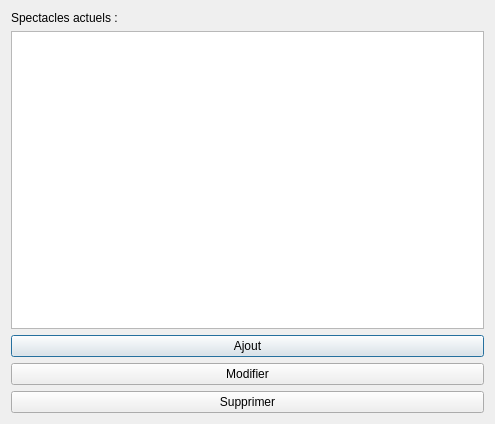
Qt form Theatre_Project/gui/spec_edit.ui (alaabenfatma/Projet_SQL_Python) before a commit.
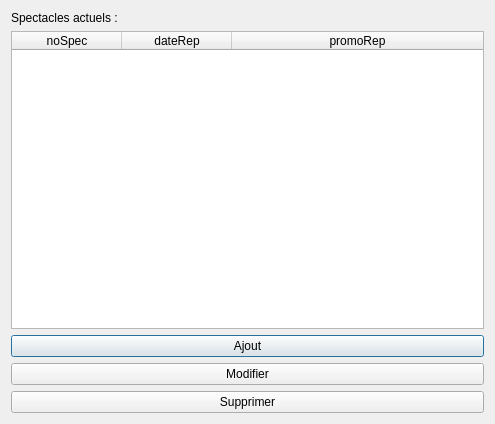
The same form after that commit. Icons and pictures are not drawn.

Commit message: loaded data

Patch:
```diff
--- a/Theatre_Project/gui/spec_edit.ui
+++ b/Theatre_Project/gui/spec_edit.ui
@@ -22,7 +22,35 @@
     </widget>
    </item>
    <item>
-    <widget class="QTableView" name="t_data"/>
+    <widget class="QTableWidget" name="table">
+     <attribute name="horizontalHeaderDefaultSectionSize">
+      <number>110</number>
+     </attribute>
+     <attribute name="horizontalHeaderMinimumSectionSize">
+      <number>50</number>
+     </attribute>
+     <attribute name="horizontalHeaderStretchLastSection">
+      <bool>true</bool>
+     </attribute>
+     <attribute name="verticalHeaderVisible">
+      <bool>false</bool>
+     </attribute>
+     <column>
+      <property name="text">
+       <string>noSpec</string>
+      </property>
+     </column>
+     <column>
+      <property name="text">
+       <string>dateRep</string>
+      </property>
+     </column>
+     <column>
+      <property name="text">
+       <string>promoRep</string>
+      </property>
+     </column>
+    </widget>
    </item>
    <item>
     <widget class="QPushButton" name="add_btn">
```
Left out of the diff: 1 changed line with no effect on the pictures. The commit also changes 2 other files.
